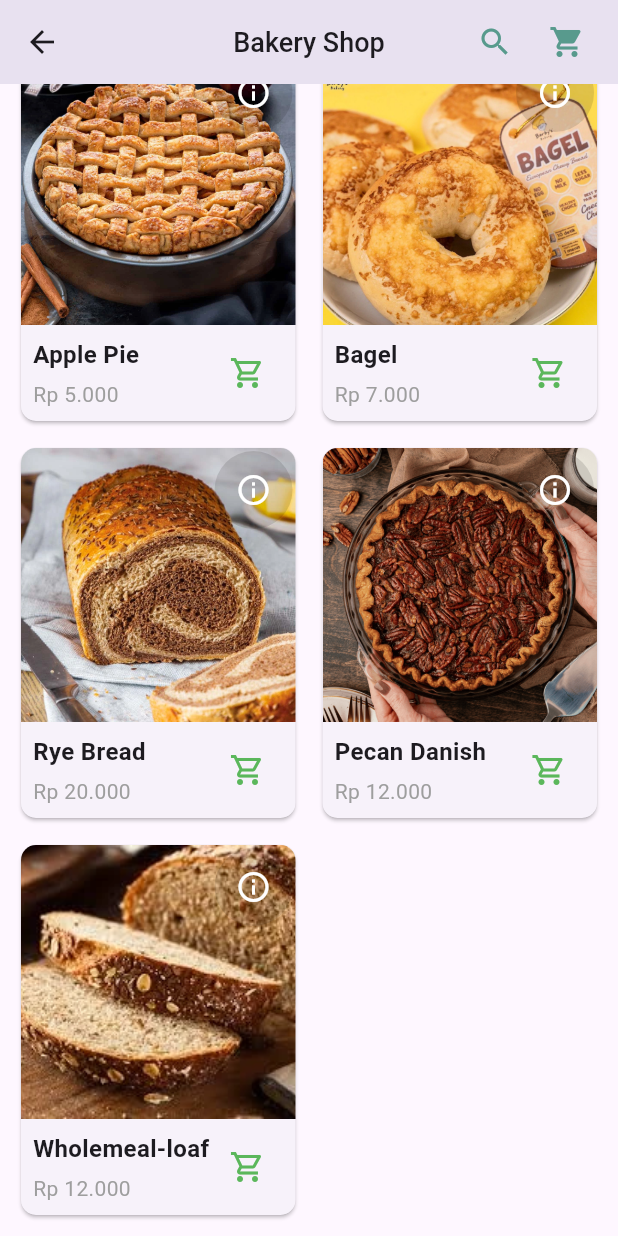
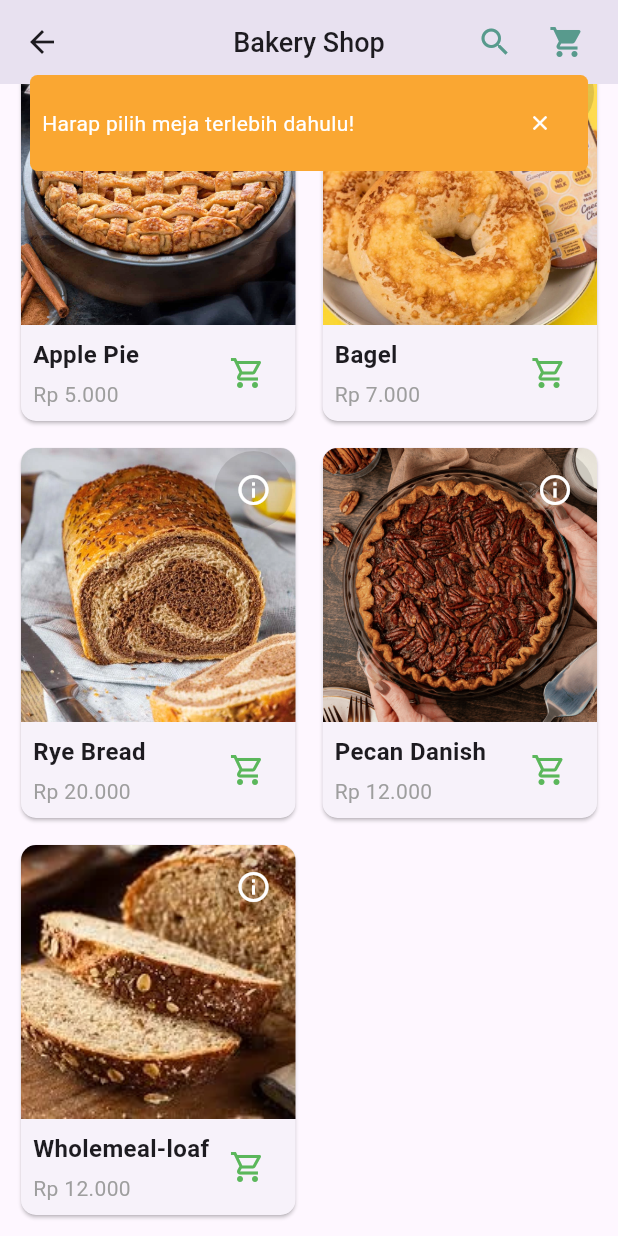
Before and after one commit to itsdrsw/POS-Flutter, a Flutter app: the BakeryDashboard screen opened directly, scrolled down 387 dp, after a tap on the "shopping cart" icon, on a phone screen of 412 x 824 dp. Run offline on Flutter 3.47's test engine with Material 3 defaults, Android fonts, the phone set to English and light mode, and no system bars; our stand-ins replace carousel_slider, shimmer; missing offline and left inert: mobile_scanner.

Commit message:
[UPDATE] Menambahkan validasi jika belum pilih meja tidak bisa pesan produk

```diff
--- a/lib/pages/apps/bakery/bakery_dashboard.dart
+++ b/lib/pages/apps/bakery/bakery_dashboard.dart
@@ -4,6 +4,7 @@ import 'package:mobile1/pages/apps/bakery/ProductDetailPage.dart';
 import 'package:mobile1/theme/app_colors.dart';
 import 'package:shimmer/shimmer.dart';
 import 'package:intl/intl.dart';
+import 'package:mobile1/widget/animated_snackbar.dart';
 
 class BakeryDashboard extends StatefulWidget {
   const BakeryDashboard({super.key}); // wajib ada super.key
@@ -197,6 +198,7 @@ class BakeryButtonState extends State<BakeryDashboard> {
               }).toList(),
             ),
             const SizedBox(height: 20),
+            // Tombol Pilih Meja + Tampilkan Meja Terpilih
             Padding(
               padding: const EdgeInsets.symmetric(horizontal: 16.0),
               child: Row(
@@ -452,15 +454,30 @@ class BakeryButtonState extends State<BakeryDashboard> {
                                       //   ), // background hijau muda
                                       //   borderRadius: BorderRadius.circular(8),
                                       // ),
+                                      /// CART SECTION
                                       child: IconButton(
                                         icon: const Icon(
                                           Icons.shopping_cart_outlined,
                                           color: AppColors.success,
                                         ),
                                         onPressed: () {
-                                          debugPrint(
-                                            "Tambah ${product["name"]} ke keranjang",
-                                          );
+                                          if (selectedTable == null) {
+                                            AnimatedSnackbar.show(
+                                              context,
+                                              "Harap pilih meja terlebih dahulu!",
+                                              type: SnackbarType.warning,
+                                            );
+                                          } else {
+                                            Navigator.pushNamed(
+                                              context,
+                                              '/bakery/cart',
+                                            );
+                                            AnimatedSnackbar.show(
+                                              context,
+                                              "Produk ${product["name"]} berhasil ditambahkan ke keranjang!",
+                                              type: SnackbarType.success,
+                                            );
+                                          }
                                           // Bisa panggil fungsi addToCart(product);
                                         },
                                       ),
--- a/lib/widget/animated_snackbar.dart
+++ b/lib/widget/animated_snackbar.dart
@@ -53,7 +53,7 @@ class AnimatedSnackbar {
           child: Material(
             color: Colors.transparent,
             child: Container(
-              padding: const EdgeInsets.all(16),
+              padding: const EdgeInsets.all(8),
               decoration: BoxDecoration(
                 color: bgColor,
                 borderRadius: BorderRadius.circular(5),
```
